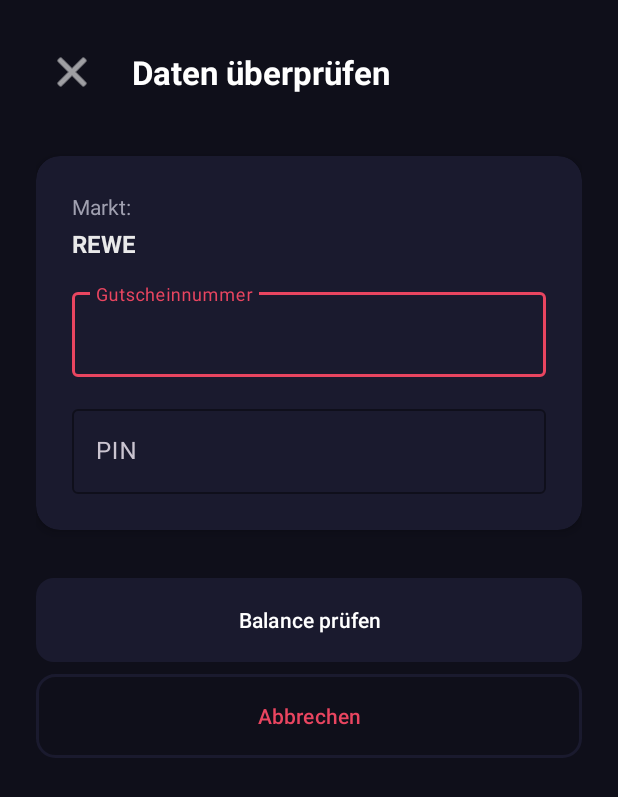
After one commit to Bobylein/AntiSocialCard-Gutschein-checker, an Android app: the ConfirmationActivity screen opened directly, with no data from a screen before it, on a phone screen of 412 x 824 dp. The commit adds this screen. Shown: the top 797 px of the screen. Run offline under Robolectric (Android 15) with nearby library versions, the light colour scheme and no system bars.

Commit message:
Change scanner frame to rectangular and add confirmation screen
- Change scanner frame from square to rectangular (320dp x 120dp) for barcode scanning
- Add ConfirmationActivity for reviewing and editing scanned data
- Navigate to confirmation screen instead of directly to balance check
- Allow editing of card number and PIN before proceeding
- Add validation for card number and PIN in confirmation screen

```diff
--- a/app/src/main/AndroidManifest.xml
+++ b/app/src/main/AndroidManifest.xml
@@ -45,6 +45,12 @@
             android:theme="@style/Theme.GiftCardChecker" />
 
         <activity
+            android:name=".ConfirmationActivity"
+            android:exported="false"
+            android:windowSoftInputMode="adjustResize"
+            android:theme="@style/Theme.GiftCardChecker" />
+
+        <activity
             android:name=".BalanceCheckActivity"
             android:exported="false"
             android:theme="@style/Theme.GiftCardChecker" />
--- /dev/null
+++ b/app/src/main/java/com/antisocial/giftcardchecker/ConfirmationActivity.kt
@@ -0,0 +1,101 @@
+package com.antisocial.giftcardchecker
+
+import android.content.Intent
+import android.os.Bundle
+import android.widget.Toast
+import androidx.appcompat.app.AppCompatActivity
+import com.antisocial.giftcardchecker.databinding.ActivityConfirmationBinding
+import com.antisocial.giftcardchecker.markets.Market
+import com.antisocial.giftcardchecker.model.GiftCard
+import com.antisocial.giftcardchecker.model.MarketType
+
+/**
+ * Activity for confirming and editing scanned gift card data before checking balance.
+ */
+class ConfirmationActivity : AppCompatActivity() {
+
+    private lateinit var binding: ActivityConfirmationBinding
+    private lateinit var market: Market
+    private var marketType: MarketType = MarketType.REWE
+
+    override fun onCreate(savedInstanceState: Bundle?) {
+        super.onCreate(savedInstanceState)
+        binding = ActivityConfirmationBinding.inflate(layoutInflater)
+        setContentView(binding.root)
+
+        // Get data from intent
+        val cardNumber = intent.getStringExtra(GiftCard.EXTRA_CARD_NUMBER) ?: ""
+        val pin = intent.getStringExtra(GiftCard.EXTRA_PIN) ?: ""
+        marketType = intent.getSerializableExtra(GiftCard.EXTRA_MARKET_TYPE) as? MarketType
+            ?: MarketType.REWE
+
+        // Get market implementation
+        market = Market.forType(marketType)
+
+        setupUI(cardNumber, pin)
+    }
+
+    private fun setupUI(cardNumber: String, pin: String) {
+        // Set market name
+        binding.tvMarket.text = market.displayName
+
+        // Set card number
+        binding.etCardNumber.setText(cardNumber)
+
+        // Set PIN
+        binding.etPin.setText(pin)
+
+        // Setup button listeners
+        binding.btnBack.setOnClickListener {
+            finish()
+        }
+
+        binding.btnCancel.setOnClickListener {
+            finish()
+        }
+
+        binding.btnConfirm.setOnClickListener {
+            validateAndContinue()
+        }
+    }
+
+    private fun validateAndContinue() {
+        val cardNumber = binding.etCardNumber.text.toString().trim().replace(" ", "")
+        val pin = binding.etPin.text.toString().trim()
+
+        // Validate card number
+        if (cardNumber.isEmpty()) {
+            binding.tilCardNumber.error = "Gutscheinnummer ist erforderlich"
+            return
+        } else if (cardNumber.length < 8) {
+            binding.tilCardNumber.error = "Gutscheinnummer zu kurz"
+            return
+        }
+
+        // Validate PIN
+        if (pin.isEmpty()) {
+            binding.tilPin.error = "PIN ist erforderlich"
+            return
+        } else if (pin.length < 4) {
+            binding.tilPin.error = "PIN muss mindestens 4 Ziffern haben"
+            return
+        }
+
+        // Clear errors
+        binding.tilCardNumber.error = null
+        binding.tilPin.error = null
+
+        // Create gift card and navigate to balance check
+        val giftCard = GiftCard(
+            cardNumber = cardNumber,
+            pin = pin,
+            marketType = marketType
+        )
+
+        val intent = Intent(this, BalanceCheckActivity::class.java).apply {
+            putExtra(GiftCard.EXTRA_GIFT_CARD, giftCard)
+        }
+        startActivity(intent)
+        finish()
+    }
+}
--- a/app/src/main/java/com/antisocial/giftcardchecker/ScannerActivity.kt
+++ b/app/src/main/java/com/antisocial/giftcardchecker/ScannerActivity.kt
@@ -197,18 +197,18 @@
 
         // Update button text if we have both
         if (detectedBarcode != null && detectedPin != null) {
-            binding.btnUseBarcode.text = "Weiter mit Barcode und PIN"
+            binding.btnUseBarcode.text = "Daten überprüfen"
         } else if (detectedBarcode != null) {
-            binding.btnUseBarcode.text = "Weiter mit Barcode"
+            binding.btnUseBarcode.text = "Daten überprüfen"
         }
     }
 
     private fun checkAndNavigate() {
         if (autoNavigateEnabled && detectedBarcode != null && detectedPin != null) {
-            // Auto-navigate after a short delay to show the user what was detected
+            // Auto-navigate to confirmation screen after a short delay
             handler.postDelayed({
                 if (autoNavigateEnabled) {
-                    navigateToBalanceCheck()
+                    navigateToConfirmation()
                 }
             }, 1500) // 1.5 second delay
         }
@@ -226,7 +226,7 @@
         }
     }
 
-    private fun navigateToBalanceCheck() {
+    private fun navigateToConfirmation() {
         val cardNumber = detectedBarcode ?: ""
         val pin = detectedPin ?: ""
 
@@ -235,17 +235,17 @@
             return
         }
 
-        val giftCard = GiftCard(
-            cardNumber = cardNumber,
-            pin = pin,
-            marketType = marketType
-        )
-
-        val intent = Intent(this, BalanceCheckActivity::class.java).apply {
-            putExtra(GiftCard.EXTRA_GIFT_CARD, giftCard)
+        val intent = Intent(this, ConfirmationActivity::class.java).apply {
+            putExtra(GiftCard.EXTRA_CARD_NUMBER, cardNumber)
+            putExtra(GiftCard.EXTRA_PIN, pin)
+            putExtra(GiftCard.EXTRA_MARKET_TYPE, marketType)
         }
         startActivity(intent)
         finish()
+    }
+
+    private fun navigateToBalanceCheck() {
+        navigateToConfirmation()
     }
 
     override fun onDestroy() {
--- a/app/src/main/java/com/antisocial/giftcardchecker/model/GiftCard.kt
+++ b/app/src/main/java/com/antisocial/giftcardchecker/model/GiftCard.kt
@@ -25,6 +25,7 @@
     companion object {
         const val EXTRA_GIFT_CARD = "extra_gift_card"
         const val EXTRA_CARD_NUMBER = "extra_card_number"
+        const val EXTRA_PIN = "extra_pin"
         const val EXTRA_MARKET_TYPE = "extra_market_type"
     }
 
--- /dev/null
+++ b/app/src/main/res/layout/activity_confirmation.xml
@@ -0,0 +1,158 @@
+<?xml version="1.0" encoding="utf-8"?>
+<androidx.constraintlayout.widget.ConstraintLayout xmlns:android="http://schemas.android.com/apk/res/android"
+    xmlns:app="http://schemas.android.com/apk/res-auto"
+    xmlns:tools="http://schemas.android.com/tools"
+    android:layout_width="match_parent"
+    android:layout_height="match_parent"
+    android:background="@color/background"
+    android:padding="@dimen/spacing_lg"
+    tools:context=".ConfirmationActivity">
+
+    <!-- Header -->
+    <LinearLayout
+        android:id="@+id/header"
+        android:layout_width="0dp"
+        android:layout_height="wrap_content"
+        android:orientation="horizontal"
+        android:gravity="center_vertical"
+        app:layout_constraintEnd_toEndOf="parent"
+        app:layout_constraintStart_toStartOf="parent"
+        app:layout_constraintTop_toTopOf="parent">
+
+        <ImageButton
+            android:id="@+id/btnBack"
+            android:layout_width="48dp"
+            android:layout_height="48dp"
+            android:background="?attr/selectableItemBackgroundBorderless"
+            android:contentDescription="Back"
+            android:src="@android:drawable/ic_menu_close_clear_cancel"
+            android:tint="@color/on_primary" />
+
+        <TextView
+            android:id="@+id/tvTitle"
+            android:layout_width="0dp"
+            android:layout_height="wrap_content"
+            android:layout_weight="1"
+            android:layout_marginStart="@dimen/spacing_md"
+            android:text="Daten überprüfen"
+            android:textColor="@color/on_primary"
+            android:textSize="@dimen/text_headline"
+            android:textStyle="bold" />
+
+    </LinearLayout>
+
+    <!-- Card with form fields -->
+    <androidx.cardview.widget.CardView
+        android:id="@+id/cardForm"
+        android:layout_width="0dp"
+        android:layout_height="wrap_content"
+        android:layout_marginTop="@dimen/spacing_xl"
+        app:cardBackgroundColor="@color/surface"
+        app:cardCornerRadius="@dimen/card_corner_radius"
+        app:cardElevation="@dimen/card_elevation"
+        app:layout_constraintEnd_toEndOf="parent"
+        app:layout_constraintStart_toStartOf="parent"
+        app:layout_constraintTop_toBottomOf="@id/header">
+
+        <LinearLayout
+            android:layout_width="match_parent"
+            android:layout_height="wrap_content"
+            android:orientation="vertical"
+            android:padding="@dimen/spacing_lg">
+
+            <!-- Market info -->
+            <TextView
+                android:id="@+id/tvMarketLabel"
+                android:layout_width="wrap_content"
+                android:layout_height="wrap_content"
+                android:text="Markt:"
+                android:textColor="@color/text_secondary"
+                android:textSize="@dimen/text_caption" />
+
+            <TextView
+                android:id="@+id/tvMarket"
+                android:layout_width="wrap_content"
+                android:layout_height="wrap_content"
+                android:layout_marginTop="@dimen/spacing_xs"
+                android:textColor="@color/on_surface"
+                android:textSize="@dimen/text_body"
+                android:textStyle="bold"
+                tools:text="ALDI Nord" />
+
+            <!-- Card number field -->
+            <com.google.android.material.textfield.TextInputLayout
+                android:id="@+id/tilCardNumber"
+                android:layout_width="match_parent"
+                android:layout_height="wrap_content"
+                android:layout_marginTop="@dimen/spacing_md"
+                android:hint="Gutscheinnummer"
+                app:boxStrokeColor="@color/secondary"
+                app:hintTextColor="@color/secondary">
+
+                <com.google.android.material.textfield.TextInputEditText
+                    android:id="@+id/etCardNumber"
+                    android:layout_width="match_parent"
+                    android:layout_height="wrap_content"
+                    android:inputType="number"
+                    android:maxLength="20"
+                    tools:text="1234567890123456789" />
+
+            </com.google.android.material.textfield.TextInputLayout>
+
+            <!-- PIN field -->
+            <com.google.android.material.textfield.TextInputLayout
+                android:id="@+id/tilPin"
+                android:layout_width="match_parent"
+                android:layout_height="wrap_content"
+                android:layout_marginTop="@dimen/spacing_md"
+                android:hint="PIN"
+                app:boxStrokeColor="@color/secondary"
+                app:hintTextColor="@color/secondary">
+
+                <com.google.android.material.textfield.TextInputEditText
+                    android:id="@+id/etPin"
+                    android:layout_width="match_parent"
+                    android:layout_height="wrap_content"
+                    android:inputType="numberPassword"
+                    android:maxLength="8"
+                    tools:text="1234" />
+
+            </com.google.android.material.textfield.TextInputLayout>
+
+        </LinearLayout>
+
+    </androidx.cardview.widget.CardView>
+
+    <!-- Buttons -->
+    <LinearLayout
+        android:id="@+id/buttonsLayout"
+        android:layout_width="0dp"
+        android:layout_height="wrap_content"
+        android:layout_marginTop="@dimen/spacing_xl"
+        android:orientation="vertical"
+        app:layout_constraintEnd_toEndOf="parent"
+        app:layout_constraintStart_toStartOf="parent"
+        app:layout_constraintTop_toBottomOf="@id/cardForm">
+
+        <Button
+            android:id="@+id/btnConfirm"
+            android:layout_width="match_parent"
+            android:layout_height="@dimen/button_height"
+            android:background="@drawable/button_primary"
+            android:text="Balance prüfen"
+            android:textAllCaps="false"
+            android:textColor="@color/on_primary" />
+
+        <Button
+            android:id="@+id/btnCancel"
+            android:layout_width="match_parent"
+            android:layout_height="@dimen/button_height"
+            android:layout_marginTop="@dimen/spacing_sm"
+            android:background="@drawable/button_secondary"
+            android:text="Abbrechen"
+            android:textAllCaps="false"
+            android:textColor="@color/secondary" />
+
+    </LinearLayout>
+
+</androidx.constraintlayout.widget.ConstraintLayout>
--- a/app/src/main/res/layout/activity_scanner.xml
+++ b/app/src/main/res/layout/activity_scanner.xml
@@ -58,11 +58,11 @@
         app:layout_constraintStart_toStartOf="parent"
         app:layout_constraintTop_toBottomOf="@id/scannerFrame" />
 
-    <!-- Scanner frame -->
+    <!-- Scanner frame - länglich für Barcode -->
     <View
         android:id="@+id/scannerFrame"
-        android:layout_width="@dimen/scanner_frame_size"
-        android:layout_height="@dimen/scanner_frame_size"
+        android:layout_width="@dimen/scanner_frame_width"
+        android:layout_height="@dimen/scanner_frame_height"
         android:background="@drawable/scanner_frame"
         app:layout_constraintBottom_toBottomOf="parent"
         app:layout_constraintEnd_toEndOf="parent"
--- a/app/src/main/res/values/dimens.xml
+++ b/app/src/main/res/values/dimens.xml
@@ -18,6 +18,8 @@
 
     <!-- Scanner -->
     <dimen name="scanner_frame_size">280dp</dimen>
+    <dimen name="scanner_frame_width">320dp</dimen>
+    <dimen name="scanner_frame_height">120dp</dimen>
     <dimen name="scanner_frame_corner_radius">24dp</dimen>
     <dimen name="scanner_frame_stroke">4dp</dimen>
 
```
